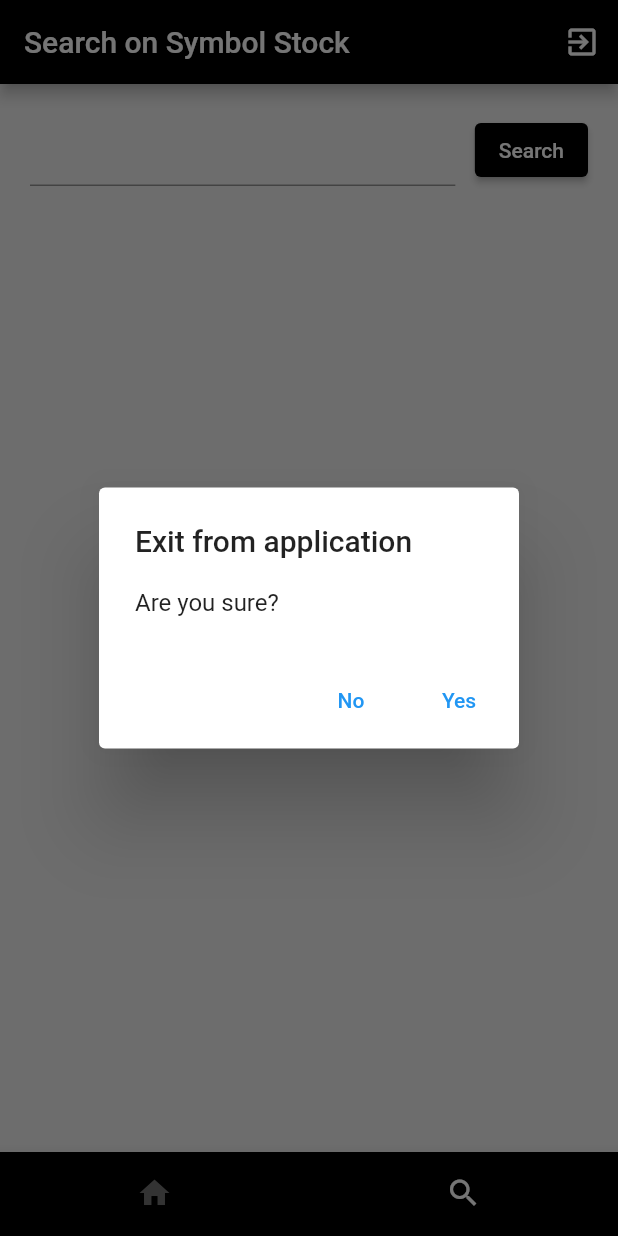
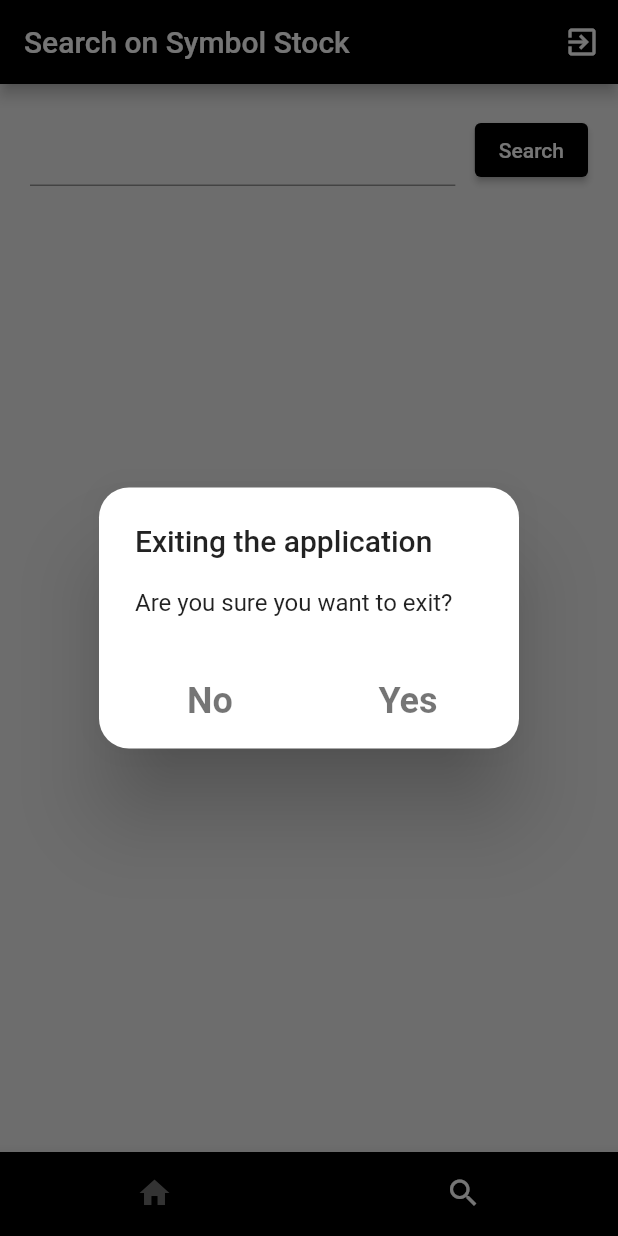
Before and after one commit to IU-projects-org/finndata_project, a Flutter app: the Home screen opened directly, item 2 of the bottom bar chosen, after a tap on the "exit to app" icon, on a phone screen of 412 x 824 dp. Run offline on Flutter 3.47's test engine with Material 2 defaults, Android fonts, the phone set to English and light mode, and no system bars; our stand-ins replace dio, firebase_auth, firebase_core; accounts and stored records are empty; network calls fail.

Commit message:
changed alert dialog before log out

```diff
--- a/lib/screens/home.dart
+++ b/lib/screens/home.dart
@@ -48,15 +48,27 @@ class _HomeState extends State<Home> {
               showDialog(
                   context: context,
                   builder: (context) => AlertDialog(
-                        title: const Text('Exit from application'),
-                        content: const Text('Are you sure?'),
+                        shape: const RoundedRectangleBorder(
+                            borderRadius:
+                                BorderRadius.all(Radius.circular(20))),
+                        title: const Text('Exiting the application'),
+                        content: const Text('Are you sure you want to exit?'),
+                        actionsAlignment: MainAxisAlignment.spaceAround,
                         actions: [
                           TextButton(
                               onPressed: () {
                                 Navigator.of(context).pop();
                               },
-                            child: const Text('No'),
+                              child: const Text(
+                                'No',
+                                style: TextStyle(
+                                    color: Colors.black54,
+                                    fontWeight: FontWeight.bold,
+                                    fontSize: 24),
                               ),
+                              style: ButtonStyle(
+                                  overlayColor: MaterialStateProperty.all(
+                                      Colors.black54.withOpacity(0.1)))),
                           TextButton(
                               onPressed: () async {
                                 Navigator.of(context).pop();
@@ -64,11 +76,20 @@ class _HomeState extends State<Home> {
                                 Navigator.push(
                                   context,
                                   MaterialPageRoute(
-                                    builder: (context) => const LoginScreen()),
+                                      builder: (context) =>
+                                          const LoginScreen()),
                                 );
                               },
-                            child: const Text('Yes'),
-                          )
+                              child: const Text(
+                                'Yes',
+                                style: TextStyle(
+                                    color: Colors.black54,
+                                    fontWeight: FontWeight.bold,
+                                    fontSize: 24),
+                              ),
+                              style: ButtonStyle(
+                                  overlayColor: MaterialStateProperty.all(
+                                      Colors.black54.withOpacity(0.1))))
                         ],
                       ));
             },
```
Lines whose indentation alone changed are shown as unchanged.
